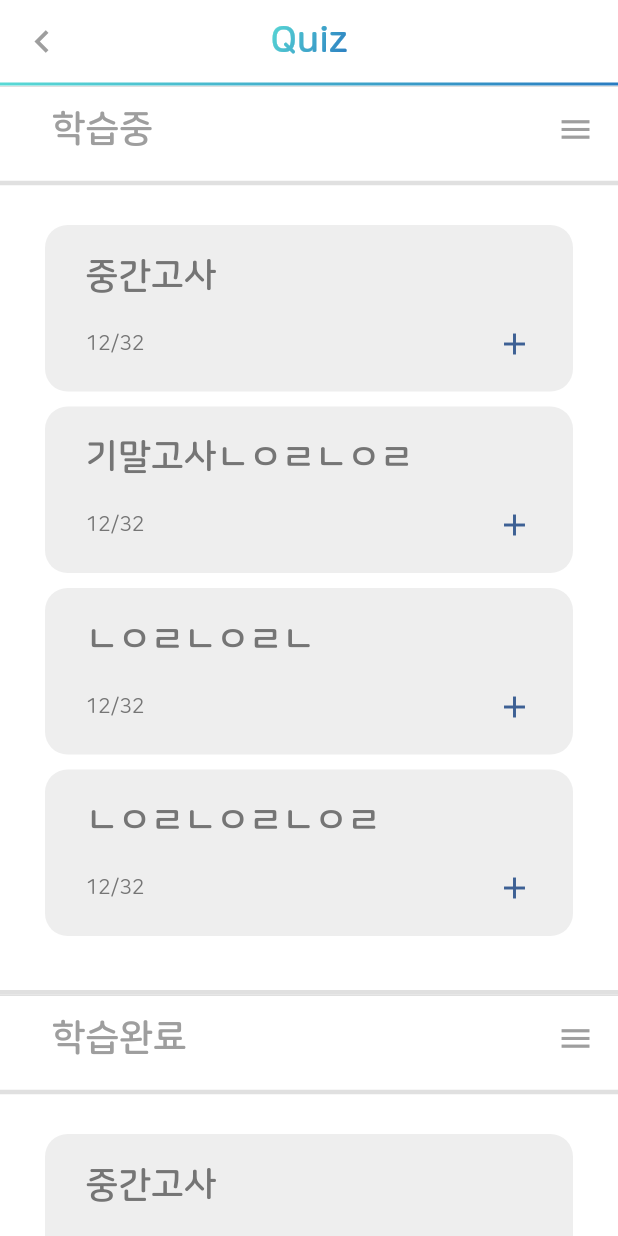
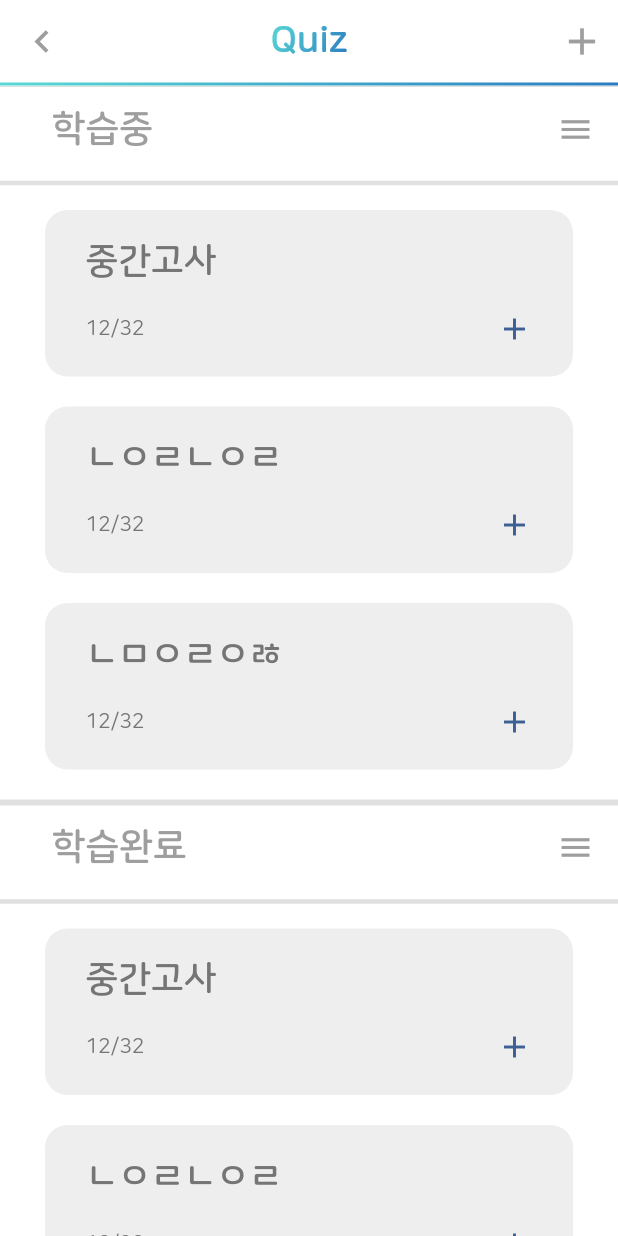
Before and after one commit to usnisTeam5/-unis_project, a Flutter app: the QuizFolderScreen screen opened directly, on a phone screen of 412 x 824 dp. Run offline on Flutter 3.47's test engine with Material 2 defaults, Android fonts, the phone set to English and light mode, and no system bars; our stand-ins replace image_picker.

Commit message:
Quiz folder

```diff
--- a/lib/my_quiz/quiz_folder.dart
+++ b/lib/my_quiz/quiz_folder.dart
@@ -25,10 +25,8 @@ class _QuizScreenState extends State<QuizFolderScreen> {
   // 과목 목록
   final List<String> subjects = [
     '중간고사',
-    '기말고사'
     'ㄴㅇㄹㄴㅇㄹ',
-    'ㄴㅇㄹㄴㅇㄹㄴ',
-    'ㄴㅇㄹㄴㅇㄹㄴㅇㄹ',
+    'ㄴㅁㅇㄹㅇㅀ',
   ];
 
   @override
@@ -47,6 +45,15 @@ class _QuizScreenState extends State<QuizFolderScreen> {
             Navigator.pop(context);  // 로그인 화면으로 되돌아가기
           },
         ),
+        actions: [  // `actions` 속성을 사용하여 IconButton을 추가합니다.
+          IconButton(
+            icon: Icon(Icons.add, size: 30,),
+            color: Colors.grey,
+            onPressed: () {
+              //Navigator.pop(context);  // 로그인 화면으로 되돌아가기
+            },
+          ),
+        ],
         elevation: 0,
         backgroundColor: Colors.white,
         automaticallyImplyLeading: false,
@@ -81,10 +88,7 @@ class _QuizScreenState extends State<QuizFolderScreen> {
                     color: Colors.grey[300],
                     thickness: 3.0,
                   ),
-                  Container(
-                    padding: EdgeInsets.symmetric(vertical: 20, horizontal: 30),
-                    height: (subjects.length * 125.0) + (10.0 * (subjects.length - 1)),  // assuming each item is 70.0 high and 10.0 padding between items
-                    child: Column(
+                  Column(
                       children: subjects.map((subject) {
                         return GestureDetector(
                           onTap: () {
@@ -96,7 +100,7 @@ class _QuizScreenState extends State<QuizFolderScreen> {
                             );
                           },
                           child: Container(
-                            margin: EdgeInsets.only(bottom: 10.0),
+                            margin: EdgeInsets.symmetric(vertical: 10.0,horizontal: 30),
                             padding: EdgeInsets.symmetric(vertical: 20.0, horizontal: 27),
                             decoration: BoxDecoration(
                               color: Colors.grey[200],
@@ -143,7 +147,7 @@ class _QuizScreenState extends State<QuizFolderScreen> {
                         );
                       }).toList(),
                     ),
-                  ),
+                  SizedBox(height: 10,),
                 ],
               ),
             ),
@@ -165,10 +169,7 @@ class _QuizScreenState extends State<QuizFolderScreen> {
                     color: Colors.grey[300],
                     thickness: 3.0,
                   ),
-                  Container(
-                    padding: EdgeInsets.symmetric(vertical: 20, horizontal: 30),
-                    height: (subjects.length * 125.0) + (10.0 * (subjects.length - 1)),  // assuming each item is 70.0 high and 10.0 padding between items
-                    child: Column(
+                  Column(
                     children: subjects.map((subject) {
                       return GestureDetector(
                         onTap: () {
@@ -180,7 +181,7 @@ class _QuizScreenState extends State<QuizFolderScreen> {
                           );
                         },
                         child: Container(
-                            margin: EdgeInsets.only(bottom: 10.0),
+                          margin: EdgeInsets.symmetric(vertical: 10.0,horizontal: 30),
                           padding: EdgeInsets.symmetric(vertical: 20.0, horizontal: 27),
                           decoration: BoxDecoration(
                             color: Colors.grey[200],
@@ -227,7 +228,7 @@ class _QuizScreenState extends State<QuizFolderScreen> {
                       );
                     }).toList(),
                   ),
-                  ),
+                  SizedBox(height: 10,),
                 ],
               ),
             ),
```
Lines whose indentation alone changed are shown as unchanged.
